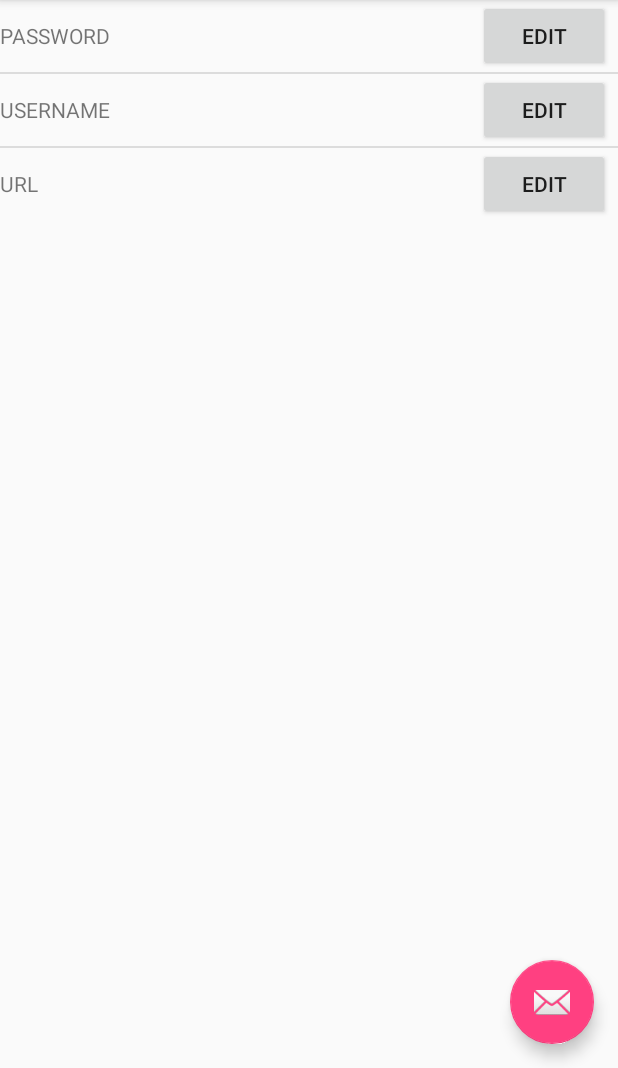
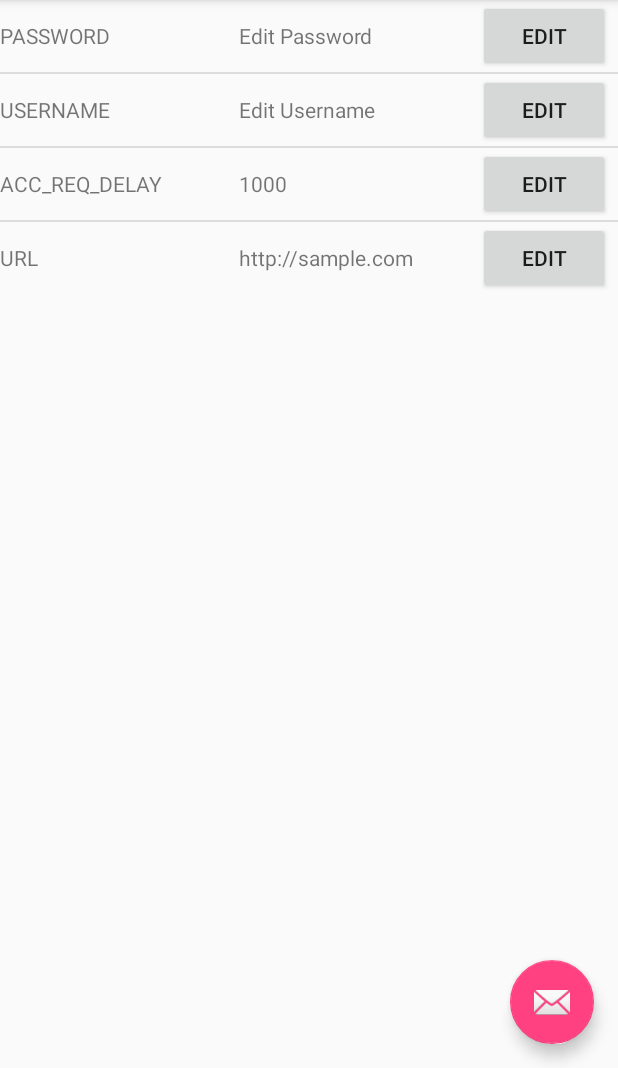
Before and after one commit to dorinpaunescu/remotecontrol, an Android app: the screen it shows after launch (MainActivity), tab 2 chosen, on a phone screen of 412 x 824 dp, the part 168-1236 px from its top. Run offline under Robolectric (Android 15) with nearby library versions, the phone set to English and light mode, and no system bars.

```diff
--- a/app/src/main/java/com/example/dorinpaunescu/remotecontrol/TabAccelerometru.java
+++ b/app/src/main/java/com/example/dorinpaunescu/remotecontrol/TabAccelerometru.java
@@ -5,6 +5,7 @@ import android.hardware.Sensor;
 import android.hardware.SensorManager;
 import android.net.Uri;
 import android.os.Bundle;
+import android.support.annotation.Nullable;
 import android.support.v4.app.Fragment;
 import android.view.LayoutInflater;
 import android.view.View;
@@ -145,21 +146,19 @@ public class TabAccelerometru extends Fragment{
     @Override
     public void setUserVisibleHint(boolean isVisibleToUser) {
         super.setUserVisibleHint(isVisibleToUser);
-        System.out.println("Is visible " + isVisibleToUser);
-
-
+        System.out.println("Is visible to user" + isVisibleToUser);
 
         try {
             if (isVisibleToUser) {
 
                 System.out.println("Register sensor listener");
                 if(mSensorManager!= null) {
-                    mSensorManager.registerListener(sensorListener, accelerometerSensor, SensorManager.SENSOR_DELAY_NORMAL);
+                   mSensorManager.registerListener(sensorListener, accelerometerSensor, SensorManager.SENSOR_DELAY_NORMAL);
                 }
             } else {
                 System.out.println("Deregister sensor listener");
                 if(mSensorManager!=null) {
-                    mSensorManager.unregisterListener(sensorListener);
+                  mSensorManager.unregisterListener(sensorListener);
                 }
             }
         }catch (Throwable e) {
@@ -186,6 +185,13 @@ public class TabAccelerometru extends Fragment{
     public void onResume() {
         super.onResume();
         System.out.println("TabAccelerometru: onResume");
+        System.out.println("Is visible to user: " + getUserVisibleHint());
+
+        if(!getUserVisibleHint()) {
+            System.out.println("Is not visible to user");
+            return;
+        }
+
         try {
             System.out.println("Register sensor listener");
             if(mSensorManager!=null) {
--- a/app/src/main/java/com/example/dorinpaunescu/remotecontrol/adapters/Constants.java
+++ b/app/src/main/java/com/example/dorinpaunescu/remotecontrol/adapters/Constants.java
@@ -11,4 +11,5 @@ public class Constants {
     public static String URL = "URL";
     public static String USERNAME = "USERNAME";
     public static String PASSWORD = "PASSWORD";
+    public static String ACC_REQ_DELAY = "ACC_REQ_DELAY";
 }
--- a/app/src/main/java/com/example/dorinpaunescu/remotecontrol/properties/PropConfigHolder.java
+++ b/app/src/main/java/com/example/dorinpaunescu/remotecontrol/properties/PropConfigHolder.java
@@ -49,24 +49,31 @@ public class PropConfigHolder {
         }
 
         String URL = settings.getString("URL", Constants.EMPTY_STRING);
-        if(URL == null) {
+        if(URL == null || URL.isEmpty()) {
             properties.put("URL", "http://sample.com");
         } else {
             properties.put("URL", URL);
         }
 
         String USERNAME = settings.getString("USERNAME", Constants.EMPTY_STRING);
-        if(USERNAME == null) {
+        if(USERNAME == null || USERNAME.isEmpty()) {
             properties.put("USERNAME", "Edit Username");
         } else {
             properties.put("USERNAME", USERNAME);
         }
 
         String PASSWORD = settings.getString("PASSWORD", Constants.EMPTY_STRING);
-        if(PASSWORD == null) {
+        if(PASSWORD == null || PASSWORD.isEmpty()) {
             properties.put("PASSWORD", "Edit Password");
         } else {
             properties.put("PASSWORD", PASSWORD);
+        }
+
+        String ACC_REQ_DELAY = settings.getString("ACC_REQ_DELAY", Constants.EMPTY_STRING);
+        if(ACC_REQ_DELAY == null || ACC_REQ_DELAY.isEmpty()) {
+            properties.put("ACC_REQ_DELAY", "1000");
+        } else {
+            properties.put("ACC_REQ_DELAY", ACC_REQ_DELAY);
         }
 
         return this;
```
Also changed, not shown: app/src/main/java/com/example/dorinpaunescu/remotecontrol/adapters/MultiColumnAdapter.java (+23 -0 lines), app/src/main/java/com/example/dorinpaunescu/remotecontrol/sensors/SensorActivity.java (+6 -1 lines).
